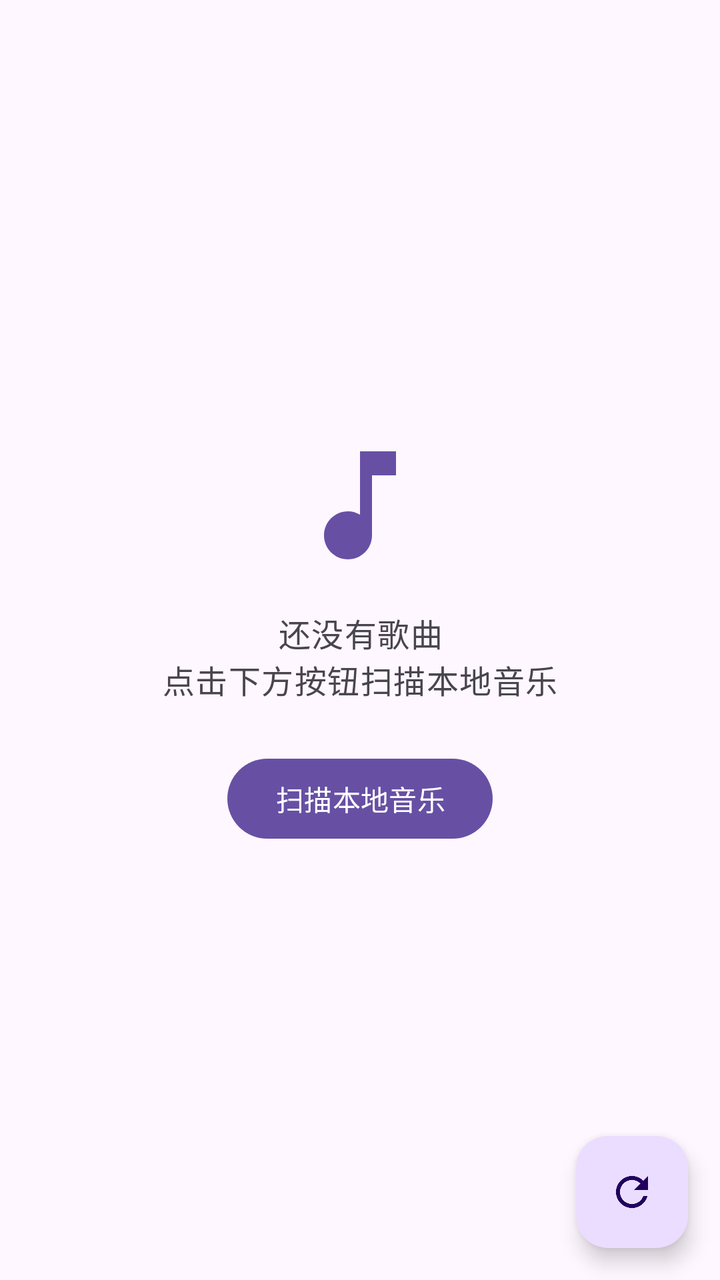
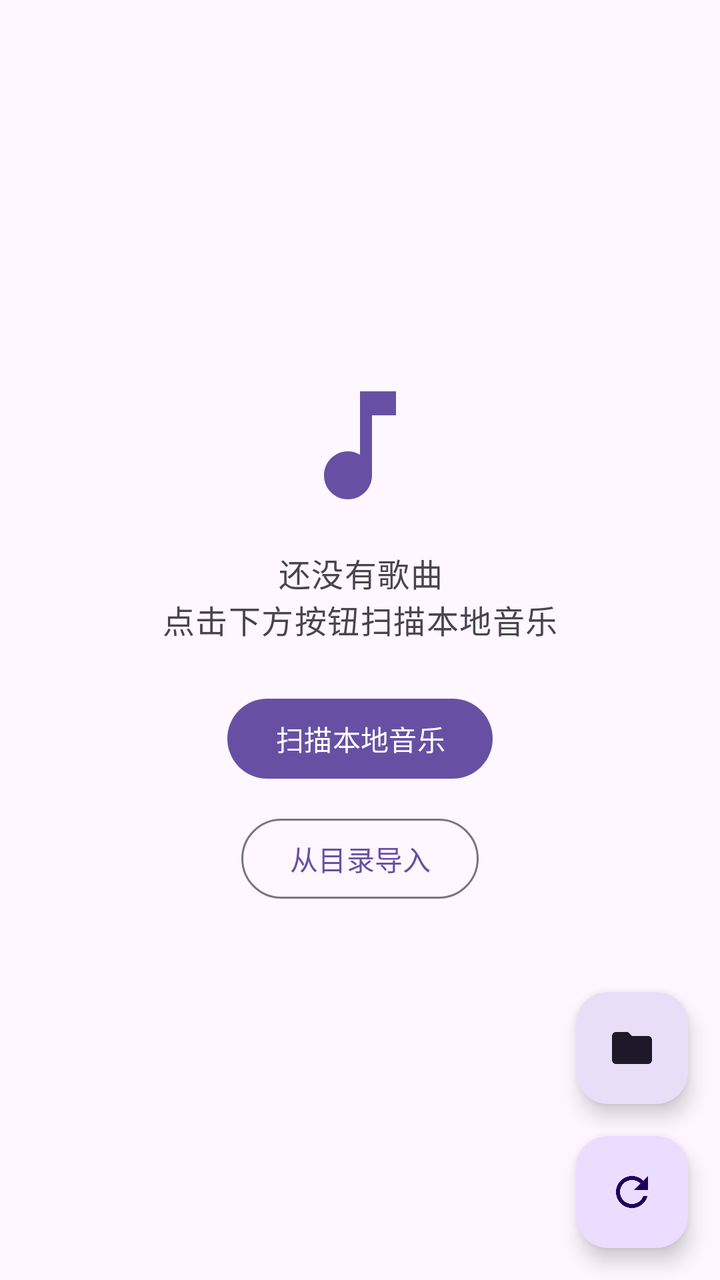

Compare the two renders of this Android layout. The source of the first and the diff that turns it into the second are given below.
<!-- AndroidManifest.xml: application theme Theme.MusicPlayer -->
<!-- res/layout/fragment_library.xml -->
<?xml version="1.0" encoding="utf-8"?>
<FrameLayout xmlns:android="http://schemas.android.com/apk/res/android"
    xmlns:app="http://schemas.android.com/apk/res-auto"
    android:layout_width="match_parent"
    android:layout_height="match_parent">

    <androidx.recyclerview.widget.RecyclerView
        android:id="@+id/recycler"
        android:layout_width="match_parent"
        android:layout_height="match_parent"
        android:clipToPadding="false"
        android:paddingBottom="88dp"
        android:visibility="gone" />

    <LinearLayout
        android:id="@+id/emptyState"
        android:layout_width="match_parent"
        android:layout_height="match_parent"
        android:gravity="center"
        android:orientation="vertical"
        android:padding="32dp">

        <ImageView
            android:layout_width="72dp"
            android:layout_height="72dp"
            android:importantForAccessibility="no"
            android:src="@drawable/ic_music_note"
            app:tint="?attr/colorPrimary" />

        <TextView
            android:layout_width="wrap_content"
            android:layout_height="wrap_content"
            android:layout_marginTop="16dp"
            android:gravity="center"
            android:text="@string/empty_library"
            android:textAppearance="?attr/textAppearanceBodyLarge"
            android:textColor="?attr/colorOnSurfaceVariant" />

        <com.google.android.material.button.MaterialButton
            android:id="@+id/emptyAction"
            android:layout_width="wrap_content"
            android:layout_height="wrap_content"
            android:layout_marginTop="24dp"
            android:text="@string/scan_local" />

    </LinearLayout>

    <ProgressBar
        android:id="@+id/progress"
        android:layout_width="wrap_content"
        android:layout_height="wrap_content"
        android:layout_gravity="center"
        android:indeterminate="true"
        android:visibility="gone" />

    <com.google.android.material.floatingactionbutton.FloatingActionButton
        android:id="@+id/scanFab"
        android:layout_width="wrap_content"
        android:layout_height="wrap_content"
        android:layout_gravity="bottom|end"
        android:layout_margin="16dp"
        android:contentDescription="@string/scan"
        android:src="@drawable/ic_refresh"
        app:backgroundTint="?attr/colorPrimaryContainer"
        app:tint="?attr/colorOnPrimaryContainer" />

</FrameLayout>
<!-- resources referenced by this layout -->
<resources>
  <!-- drawable ic_music_note (drawable) -->
  <?xml version="1.0" encoding="utf-8"?>
  <vector xmlns:android="http://schemas.android.com/apk/res/android"
      android:width="24dp"
      android:height="24dp"
      android:viewportWidth="24"
      android:viewportHeight="24">
      <path
          android:fillColor="#FF000000"
          android:pathData="M12,3v10.55c-0.59,-0.34 -1.27,-0.55 -2,-0.55 -2.21,0 -4,1.79 -4,4s1.79,4 4,4 4,-1.79 4,-4V7h4V3h-6z" />
  </vector>
  <!-- drawable ic_refresh (drawable) -->
  <?xml version="1.0" encoding="utf-8"?>
  <vector xmlns:android="http://schemas.android.com/apk/res/android"
      android:width="24dp"
      android:height="24dp"
      android:viewportWidth="24"
      android:viewportHeight="24">
      <path
          android:fillColor="#FF000000"
          android:pathData="M17.65,6.35C16.2,4.9 14.21,4 12,4c-4.42,0 -7.99,3.58 -7.99,8s3.57,8 7.99,8c3.73,0 6.84,-2.55 7.73,-6h-2.08c-0.82,2.33 -3.04,4 -5.65,4 -3.31,0 -6,-2.69 -6,-6s2.69,-6 6,-6c1.66,0 3.14,0.69 4.22,1.78L13,11h7V4l-2.35,2.35z" />
  </vector>
  <string name="empty_library">还没有歌曲\n点击下方按钮扫描本地音乐</string>
  <string name="scan">扫描</string>
  <string name="scan_local">扫描本地音乐</string>
  <style name="Theme.MusicPlayer" parent="Theme.Material3.DayNight.NoActionBar">
          <item name="android:windowBackground">?attr/colorSurface</item>
      </style>
</resources>

<!-- the commit's change to res/layout/fragment_library.xml (unified diff, before → after) -->
@@ -43,6 +43,14 @@
             android:layout_marginTop="24dp"
             android:text="@string/scan_local" />
 
+        <com.google.android.material.button.MaterialButton
+            android:id="@+id/emptyImport"
+            style="?attr/materialButtonOutlinedStyle"
+            android:layout_width="wrap_content"
+            android:layout_height="wrap_content"
+            android:layout_marginTop="12dp"
+            android:text="@string/import_folder" />
+
     </LinearLayout>
 
     <ProgressBar
@@ -52,6 +60,19 @@
         android:layout_gravity="center"
         android:indeterminate="true"
         android:visibility="gone" />
+
+    <com.google.android.material.floatingactionbutton.FloatingActionButton
+        android:id="@+id/importFolderFab"
+        android:layout_width="wrap_content"
+        android:layout_height="wrap_content"
+        android:layout_gravity="bottom|end"
+        android:layout_marginEnd="16dp"
+        android:layout_marginBottom="88dp"
+        android:contentDescription="@string/import_folder"
+        android:src="@drawable/ic_folder"
+        app:backgroundTint="?attr/colorSecondaryContainer"
+        app:tint="?attr/colorOnSecondaryContainer"
+        app:tooltipText="@string/import_folder" />
 
     <com.google.android.material.floatingactionbutton.FloatingActionButton
         android:id="@+id/scanFab"
<!-- resource entries referenced after the edit -->
@@ -1,5 +1,16 @@
 <!-- resources referenced by this layout -->
 <resources>
+  <!-- drawable ic_folder (drawable) -->
+  <?xml version="1.0" encoding="utf-8"?>
+  <vector xmlns:android="http://schemas.android.com/apk/res/android"
+      android:width="24dp"
+      android:height="24dp"
+      android:viewportWidth="24"
+      android:viewportHeight="24">
+      <path
+          android:fillColor="#FF000000"
+          android:pathData="M10,4H4c-1.1,0 -1.99,0.9 -1.99,2L2,18c0,1.1 0.9,2 2,2h16c1.1,0 2,-0.9 2,-2V8c0,-1.1 -0.9,-2 -2,-2h-8l-2,-2z" />
+  </vector>
   <!-- drawable ic_music_note (drawable) -->
   <?xml version="1.0" encoding="utf-8"?>
   <vector xmlns:android="http://schemas.android.com/apk/res/android"
@@ -23,6 +34,7 @@
           android:pathData="M17.65,6.35C16.2,4.9 14.21,4 12,4c-4.42,0 -7.99,3.58 -7.99,8s3.57,8 7.99,8c3.73,0 6.84,-2.55 7.73,-6h-2.08c-0.82,2.33 -3.04,4 -5.65,4 -3.31,0 -6,-2.69 -6,-6s2.69,-6 6,-6c1.66,0 3.14,0.69 4.22,1.78L13,11h7V4l-2.35,2.35z" />
   </vector>
   <string name="empty_library">还没有歌曲\n点击下方按钮扫描本地音乐</string>
+  <string name="import_folder">从目录导入</string>
   <string name="scan">扫描</string>
   <string name="scan_local">扫描本地音乐</string>
   <style name="Theme.MusicPlayer" parent="Theme.Material3.DayNight.NoActionBar">
